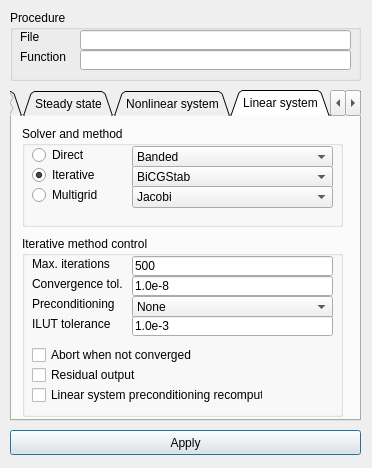
tehnick/elmerfem, file misc/Mesh3D/forms/solverparameters.ui: the form before one commit.
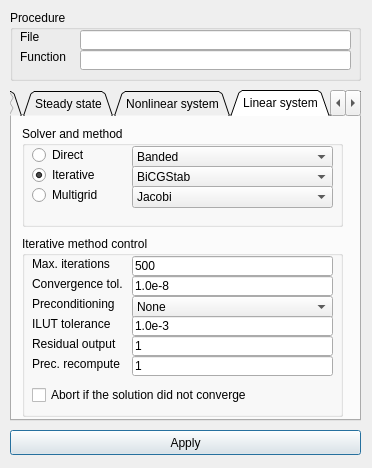
The form after the commit. The open tabs and pages were chosen to show the change. Icons and pictures are not drawn.

Commit message: Mesh3D: Corrected some SIF syntax errors in Solver-block generation

Diff of the .ui file:
```diff
--- a/misc/Mesh3D/forms/solverparameters.ui
+++ b/misc/Mesh3D/forms/solverparameters.ui
@@ -741,39 +741,65 @@
       <property name="geometry" >
        <rect>
         <x>10</x>
-        <y>110</y>
-        <width>171</width>
-        <height>18</height>
-       </rect>
-      </property>
-      <property name="text" >
-       <string>Abort when not converged</string>
-      </property>
-     </widget>
-     <widget class="QCheckBox" name="linearSystemResidualOutputCheck" >
-      <property name="geometry" >
-       <rect>
-        <x>10</x>
-        <y>130</y>
-        <width>161</width>
-        <height>18</height>
-       </rect>
-      </property>
-      <property name="text" >
-       <string>Residual output</string>
-      </property>
-     </widget>
-     <widget class="QCheckBox" name="linearSystemPreconditiningRecomputeCheck" >
-      <property name="geometry" >
-       <rect>
-        <x>10</x>
         <y>150</y>
-        <width>231</width>
+        <width>301</width>
         <height>18</height>
        </rect>
       </property>
       <property name="text" >
-       <string>Linear system preconditioning recompute</string>
+       <string>Abort if the solution did not converge</string>
+      </property>
+     </widget>
+     <widget class="QLabel" name="linearSystemResiduaOutputLabel" >
+      <property name="geometry" >
+       <rect>
+        <x>10</x>
+        <y>100</y>
+        <width>101</width>
+        <height>16</height>
+       </rect>
+      </property>
+      <property name="text" >
+       <string>Residual output</string>
+      </property>
+     </widget>
+     <widget class="QLabel" name="linearSystemPreconditionRecomputeLabel" >
+      <property name="geometry" >
+       <rect>
+        <x>10</x>
+        <y>120</y>
+        <width>91</width>
+        <height>16</height>
+       </rect>
+      </property>
+      <property name="text" >
+       <string>Prec. recompute</string>
+      </property>
+     </widget>
+     <widget class="QLineEdit" name="linearSystemResiduaOutputEdit" >
+      <property name="geometry" >
+       <rect>
+        <x>110</x>
+        <y>100</y>
+        <width>201</width>
+        <height>20</height>
+       </rect>
+      </property>
+      <property name="text" >
+       <string>1</string>
+      </property>
+     </widget>
+     <widget class="QLineEdit" name="linearSystemPreconditionRecomputeEdit" >
+      <property name="geometry" >
+       <rect>
+        <x>110</x>
+        <y>120</y>
+        <width>201</width>
+        <height>20</height>
+       </rect>
+      </property>
+      <property name="text" >
+       <string>1</string>
       </property>
      </widget>
     </widget>
```
Left out of the diff: 2 changed lines with no effect on the pictures. The commit also changes 2 other files.
